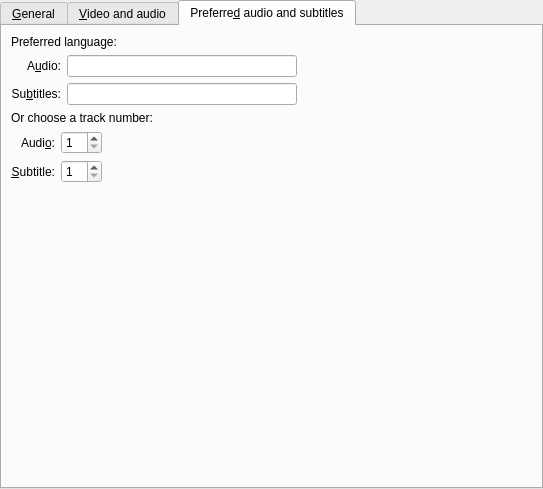
Above: src/prefgeneral.ui from wilbert2000/wzplayer before the change. Below: the same form after it.
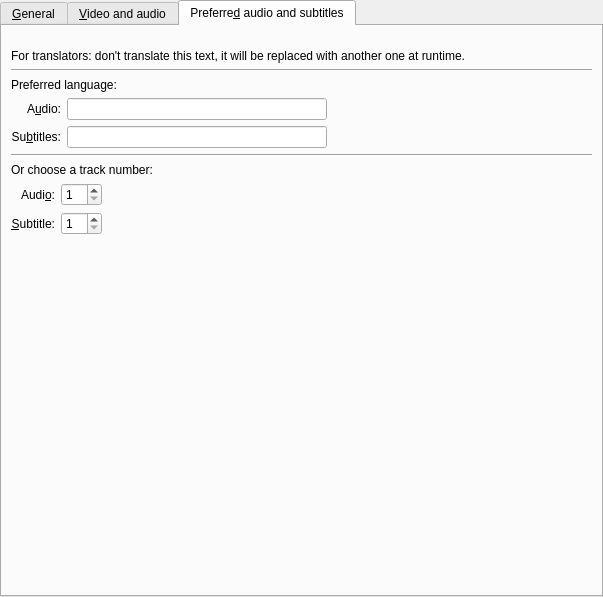
That is the form after the change. The open tabs and pages were chosen to show the change. Icons and pictures are not drawn. Custom widgets are drawn as their Qt base class.

Commit message: Added a description text for preferred audio and subtitles section

Patch:
```diff
--- a/src/prefgeneral.ui
+++ b/src/prefgeneral.ui
@@ -5,8 +5,8 @@
    <rect>
     <x>0</x>
     <y>0</y>
-    <width>543</width>
-    <height>489</height>
+    <width>603</width>
+    <height>597</height>
    </rect>
   </property>
   <property name="windowIcon" >
@@ -629,6 +629,24 @@
        <property name="spacing" >
         <number>6</number>
        </property>
+       <item>
+        <widget class="QLabel" name="preferred_desc" >
+         <property name="text" >
+          <string>&lt;Here it goes an explanation text>
+For translators: don't translate this text, it will be replaced with another one at runtime.</string>
+         </property>
+         <property name="wordWrap" >
+          <bool>true</bool>
+         </property>
+        </widget>
+       </item>
+       <item>
+        <widget class="Line" name="line" >
+         <property name="orientation" >
+          <enum>Qt::Horizontal</enum>
+         </property>
+        </widget>
+       </item>
        <item>
         <layout class="QGridLayout" >
          <property name="margin" >
@@ -710,6 +728,13 @@
          </item>
         </layout>
        </item>
+       <item>
+        <widget class="Line" name="line_2" >
+         <property name="orientation" >
+          <enum>Qt::Horizontal</enum>
+         </property>
+        </widget>
+       </item>
        <item>
         <layout class="QGridLayout" >
          <property name="margin" >
```
Left out of the diff: 44 changed lines with no effect on the pictures. The commit also changes 24 other files.
